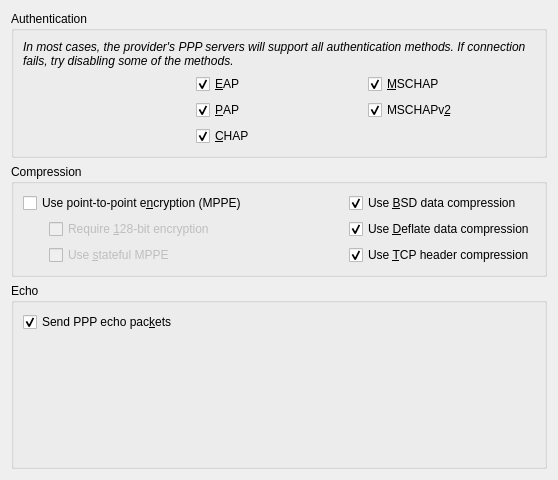
Qt form lib/editor/ui/ppp.ui (KDE/plasma-nm) before a commit.
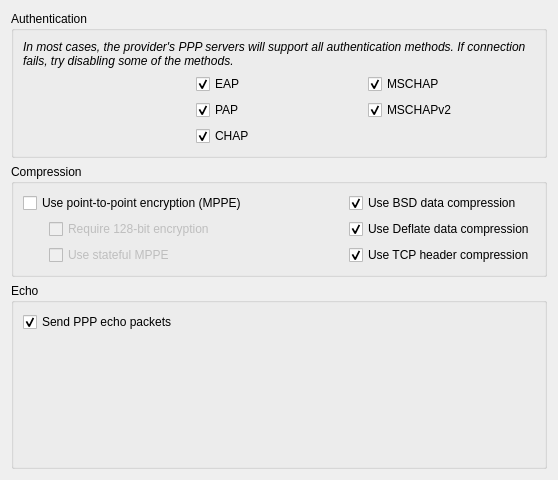
The same form after that commit.

What changed in the file:
```diff
--- a/lib/editor/ui/ppp.ui
+++ b/lib/editor/ui/ppp.ui
@@ -52,7 +52,7 @@
       <item row="1" column="1">
        <widget class="QCheckBox" name="eap">
         <property name="text">
-         <string>&amp;EAP</string>
+         <string>EAP</string>
         </property>
         <property name="checked">
          <bool>true</bool>
@@ -62,7 +62,7 @@
       <item row="1" column="2">
        <widget class="QCheckBox" name="mschap">
         <property name="text">
-         <string>&amp;MSCHAP</string>
+         <string>MSCHAP</string>
         </property>
         <property name="checked">
          <bool>true</bool>
@@ -72,7 +72,7 @@
       <item row="2" column="1">
        <widget class="QCheckBox" name="pap">
         <property name="text">
-         <string>&amp;PAP</string>
+         <string>PAP</string>
         </property>
         <property name="checked">
          <bool>true</bool>
@@ -82,7 +82,7 @@
       <item row="2" column="2">
        <widget class="QCheckBox" name="mschapv2">
         <property name="text">
-         <string>MSCHAPv&amp;2</string>
+         <string>MSCHAPv2</string>
         </property>
         <property name="checked">
          <bool>true</bool>
@@ -92,7 +92,7 @@
       <item row="3" column="1">
        <widget class="QCheckBox" name="chap">
         <property name="text">
-         <string>&amp;CHAP</string>
+         <string>CHAP</string>
         </property>
         <property name="checked">
          <bool>true</bool>
@@ -123,14 +123,14 @@
          </sizepolicy>
         </property>
         <property name="text">
-         <string>Use point-to-point e&amp;ncryption (MPPE)</string>
+         <string>Use point-to-point encryption (MPPE)</string>
         </property>
        </widget>
       </item>
       <item row="0" column="2">
        <widget class="QCheckBox" name="bsdComp">
         <property name="text">
-         <string>Use &amp;BSD data compression</string>
+         <string>Use BSD data compression</string>
         </property>
         <property name="checked">
          <bool>true</bool>
@@ -165,14 +165,14 @@
          </sizepolicy>
         </property>
         <property name="text">
-         <string>Require &amp;128-bit encryption</string>
+         <string>Require 128-bit encryption</string>
         </property>
        </widget>
       </item>
       <item row="1" column="2">
        <widget class="QCheckBox" name="deflateComp">
         <property name="text">
-         <string>Use &amp;Deflate data compression</string>
+         <string>Use Deflate data compression</string>
         </property>
         <property name="checked">
          <bool>true</bool>
@@ -207,14 +207,14 @@
          </sizepolicy>
         </property>
         <property name="text">
-         <string>Use &amp;stateful MPPE</string>
+         <string>Use stateful MPPE</string>
         </property>
        </widget>
       </item>
       <item row="2" column="2">
        <widget class="QCheckBox" name="tcpComp">
         <property name="text">
-         <string>Use &amp;TCP header compression</string>
+         <string>Use TCP header compression</string>
         </property>
         <property name="checked">
          <bool>true</bool>
@@ -242,7 +242,7 @@
       <item row="0" column="0">
        <widget class="QCheckBox" name="senddEcho">
         <property name="text">
-         <string>Send PPP echo pac&amp;kets</string>
+         <string>Send PPP echo packets</string>
         </property>
         <property name="checked">
          <bool>true</bool>
```
